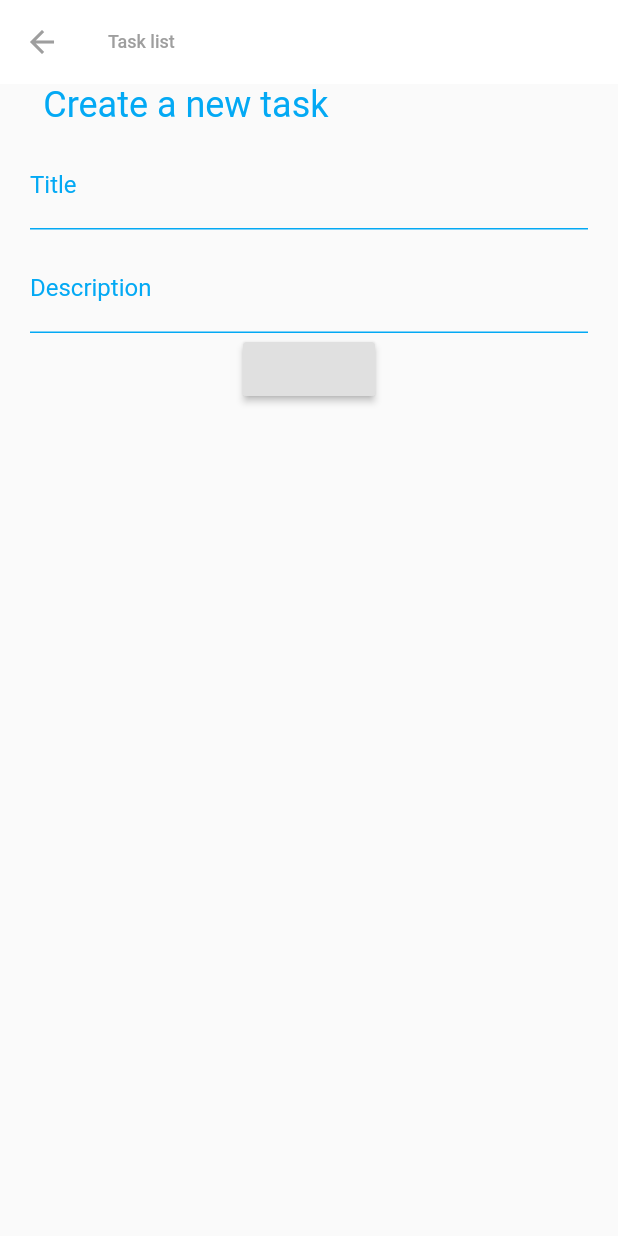
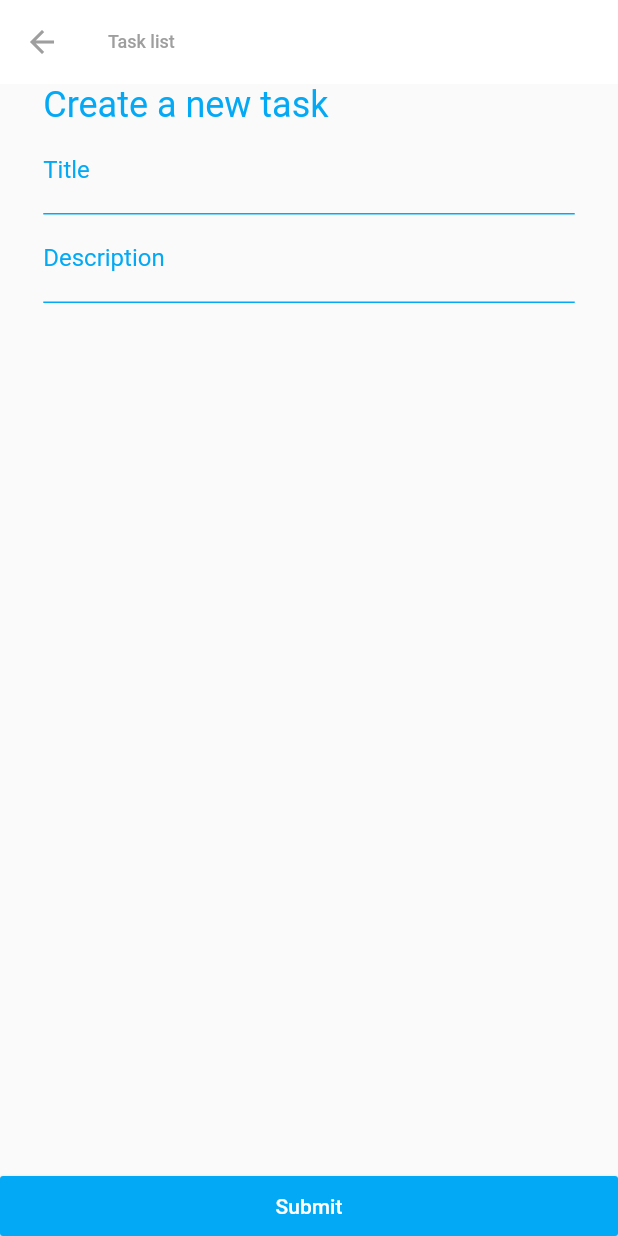
Before and after one commit to originalmattrandall/TaskManager, a Flutter app: the CreateTask screen opened by its route, on a phone screen of 412 x 824 dp. Run offline on Flutter 3.47's test engine with Material 2 defaults, Android fonts, the phone set to English and light mode, and no system bars; our stand-ins replace flutter_slidable, rxdart, sqflite; accounts and stored records are empty.

Commit message:
ui updates and project clean up

```diff
--- a/task_manager/lib/routes.dart
+++ b/task_manager/lib/routes.dart
@@ -1,6 +1,5 @@
 import 'package:flutter/material.dart';
 import 'package:task_manager/ui/screens/createtask/create_task.dart';
-import 'package:task_manager/ui/screens/home/home_list.dart';
 import 'package:task_manager/ui/screens/home/main_page.dart';
 
 class Routes {
--- a/task_manager/lib/ui/screens/createtask/create_task.dart
+++ b/task_manager/lib/ui/screens/createtask/create_task.dart
@@ -1,7 +1,5 @@
 import 'package:flutter/material.dart';
-import 'package:task_manager/ui/widgets/general/search_bar.dart';
-import 'package:task_manager/ui/widgets/general/mainmenu/menu_drawer.dart';
-import 'package:task_manager/ui/widgets/task/task_create_form.dart';
+import 'package:task_manager/ui/widgets/task/create_task_form.dart';
 
 class CreateTask extends StatefulWidget {
   CreateTask({Key key}) : super(key: key);
@@ -12,9 +10,6 @@ class CreateTask extends StatefulWidget {
 class _CreateTaskState extends State<CreateTask> {
   @override
   Widget build(BuildContext context) {
-
-    final double outerContainerWidth = MediaQuery.of(context).size.width*0.86;
-
     return SafeArea(
       child: Scaffold(
         appBar: AppBar(
@@ -31,28 +26,8 @@ class _CreateTaskState extends State<CreateTask> {
           elevation: 0.0,
           backgroundColor: Colors.white,
         ),
-        body: Scaffold(
-          //backgroundColor: Theme.of(context).primaryColor,
-          body: SingleChildScrollView(
-            child: Column(
-            children: [
-              Container(
-                width: outerContainerWidth,
-                alignment: Alignment.centerLeft,
-                child: Text(
-                  "Create a new task",
-                  style: TextStyle(
-                    color: Colors.lightBlue,
-                    fontSize: 24,
-                  ),
-                ),
-              ),
-              TaskCreateForm(),
-            ],
-          ),
-          ),
+        body: CreateTaskForm(),
         ),
-      ),
     );
   }
 }
--- a/task_manager/lib/ui/widgets/general/filter_dropdown.dart
+++ b/task_manager/lib/ui/widgets/general/filter_dropdown.dart
@@ -1,5 +1,4 @@
 import 'package:flutter/material.dart';
-import 'package:task_manager/ui/ui_colors.dart';
 
 class FilterDropdown extends StatefulWidget {
   FilterDropdown({Key key}) : super(key: key);
--- /dev/null
+++ b/task_manager/lib/ui/widgets/task/create_task_form.dart
@@ -0,0 +1,134 @@
+
+import 'package:flutter/material.dart';
+import 'package:task_manager/data/bloc/task_bloc.dart';
+import 'package:task_manager/data/models/task.dart';
+
+class CreateTaskForm extends StatefulWidget {
+  CreateTaskForm({Key key}) : super(key: key);
+
+  _CreateTaskFormState createState() => _CreateTaskFormState();
+}
+
+class _CreateTaskFormState extends State<CreateTaskForm> {
+
+  final _formKey = GlobalKey<FormState>();
+  final _titleController = TextEditingController();
+  final _descriptionController = TextEditingController();
+
+  UnderlineInputBorder underLineBorder = const UnderlineInputBorder(
+    borderSide: BorderSide(
+      color: Colors.lightBlue
+    )
+  );
+
+  @override
+  Widget build(BuildContext context) {
+
+    final double outerContainerWidth = MediaQuery.of(context).size.width*0.86;
+
+    return Scaffold(
+      body: SingleChildScrollView(
+        child: Center(
+          child: Container(
+            width: outerContainerWidth,
+            child: Column(
+              children: [
+                Container(
+                  alignment: Alignment.centerLeft,
+                  child: Text(
+                    "Create a new task",
+                    style: TextStyle(
+                      color: Colors.lightBlue,
+                      fontSize: 24,
+                    ),
+                  ),
+                ),
+                Form(
+                  key: _formKey,
+                  child: Column(
+                    children: [
+                      TextFormField(
+                        controller: _titleController,
+                        style: TextStyle(
+                          color: Colors.lightBlue,
+                          decoration: TextDecoration.none
+                        ),
+                        decoration: InputDecoration(
+                          labelStyle: TextStyle(color: Colors.lightBlue),
+                          hintStyle: TextStyle(color: Colors.lightBlue[100]),
+                          labelText: "Title",
+                          hintText: "Title of the Task",
+                          enabledBorder: underLineBorder,
+                          focusedBorder: underLineBorder,
+                          errorBorder: underLineBorder,
+                          focusedErrorBorder: underLineBorder
+                        ),
+                        validator: (value) {
+                          if (value.isEmpty) {
+                            return "Please enter a title";
+                          }
+                          return null;
+                        },
+                      ),
+                      Padding(
+                        padding: EdgeInsets.fromLTRB(0, 0, 0, 0),
+                        child: TextFormField(
+                          minLines: 1,
+                          maxLines: 6,
+                          controller: _descriptionController,
+                          style: TextStyle(
+                            color: Colors.lightBlue,
+                            decoration: TextDecoration.none
+                          ),
+                          decoration: InputDecoration(
+                          labelStyle: TextStyle(color: Colors.lightBlue),
+                          hintStyle: TextStyle(color: Colors.lightBlue[100]),
+                            labelText: "Description",
+                            hintText: "Descrption of the task",
+                            enabledBorder: underLineBorder,
+                            focusedBorder: underLineBorder,
+                            errorBorder: underLineBorder,
+                            focusedErrorBorder: underLineBorder
+                          ),
+                          validator: (value) {
+                            if (value.isEmpty) {
+                              return "Please enter a description";
+                            }
+                            return null;
+                          },
+                        ),
+                      ),
+                    ],
+                  ),
+                ),
+              ],
+            ),
+          ),
+        ),
+      ),
+      bottomNavigationBar: SizedBox(
+        width: double.infinity,
+        height: 40,
+        child: MaterialButton(
+          color: Colors.lightBlue,
+          textColor: Colors.white,
+          onPressed: () {
+            if(_formKey.currentState.validate()){
+              TaskModel insertThisTask = TaskModel(
+                name: _titleController.text,
+                description: _descriptionController.text,
+              );
+              taskBloc.insertSingleTask(insertThisTask);
+              _titleController.clear();
+              _descriptionController.clear();
+              Navigator.pop(context);
+            }
+          },
+          child: Text(
+            "Submit"
+          ),
+        ),
+      ),
+    );
+  }
+}
--- a/task_manager/lib/ui/widgets/task/task_create_form.dart
+++ /dev/null
@@ -1,109 +0,0 @@
-
-import 'package:flutter/material.dart';
-import 'package:task_manager/data/bloc/task_bloc.dart';
-import 'package:task_manager/data/models/task.dart';
-
-class TaskCreateForm extends StatefulWidget {
-  TaskCreateForm({Key key}) : super(key: key);
-
-  _TaskCreateFormState createState() => _TaskCreateFormState();
-}
-
-class _TaskCreateFormState extends State<TaskCreateForm> {
-
-  final _formKey = GlobalKey<FormState>();
-
-  final _titleController = TextEditingController();
-  final _descriptionController = TextEditingController();
-
-  UnderlineInputBorder underLineBorder = const UnderlineInputBorder(
-    borderSide: BorderSide(
-      color: Colors.lightBlue
-    )
-  );
-
-  @override
-  Widget build(BuildContext context) {
-    return Material(
-      child: Container(
-        child: Padding(
-          padding: EdgeInsets.fromLTRB(20, 10, 20, 10),
-          child: Form(
-            key: _formKey,
-            child: Column(
-              children: [
-                TextFormField(
-                  controller: _titleController,
-                  style: TextStyle(
-                    color: Colors.lightBlue,
-                    decoration: TextDecoration.none
-                  ),
-                  decoration: InputDecoration(
-                    labelStyle: TextStyle(color: Colors.lightBlue),
-                    hintStyle: TextStyle(color: Colors.lightBlue[100]),
-                    labelText: "Title",
-                    hintText: "Title of the Task",
-                    enabledBorder: underLineBorder,
-                    focusedBorder: underLineBorder,
-                    errorBorder: underLineBorder,
-                    focusedErrorBorder: underLineBorder
-                  ),
-                  validator: (value) {
-                    if (value.isEmpty) {
-                      return "Please enter a title";
-                    }
-                    return null;
-                  },
-                ),
-                Padding(
-                  padding: EdgeInsets.fromLTRB(0, 10, 0, 0),
-                  child: TextFormField(
-                    controller: _descriptionController,
-                    style: TextStyle(
-                      color: Colors.lightBlue,
-                      decoration: TextDecoration.none
-                    ),
-                    decoration: InputDecoration(
-                    labelStyle: TextStyle(color: Colors.lightBlue),
-                    hintStyle: TextStyle(color: Colors.lightBlue[100]),
-                      labelText: "Description",
-                      hintText: "Descrption of the task",
-                      enabledBorder: underLineBorder,
-                      focusedBorder: underLineBorder,
-                      errorBorder: underLineBorder,
-                      focusedErrorBorder: underLineBorder
-                    ),
-                    validator: (value) {
-                      if (value.isEmpty) {
-                        return "Please enter a description";
-                      }
-                      return null;
-                    },
-                  ),
-                ),
-                // Another textfield for description
-                RaisedButton(
-                  onPressed: () {
-                    if(_formKey.currentState.validate()){
-                      TaskModel insertThisTask = TaskModel(
-                        name: _titleController.text,
-                        description: _descriptionController.text,
-                      );
-                      taskBloc.insertSingleTask(insertThisTask);
-                      _titleController.clear();
-                      _descriptionController.clear();
-                      Navigator.pop(context);
-                    }
-                  },
-                ),
-                Container(
-
-                )
-              ],
-            ),
-            ),
-          ),
-        ),
-    );
-  }
-}
```
Also changed, not shown: task_manager/lib/ui/screens/home/home_list.dart (deleted, +0 -40 lines), task_manager/lib/ui/ui_colors.dart (deleted, +0 -41 lines), task_manager/lib/ui/widgets/general/card_menu_button.dart (deleted, +0 -29 lines), task_manager/lib/ui/widgets/general/mainmenu/menu_drawer.dart (deleted, +0 -74 lines), task_manager/lib/ui/widgets/general/mainmenu/menu_item.dart (deleted, +0 -43 lines), task_manager/lib/ui/widgets/general/search_bar.dart (deleted, +0 -33 lines), task_manager/lib/ui/widgets/task/taskcard/single_task_slidable.dart (+9 -6 lines), task_manager/lib/ui/widgets/task/taskcard/task_card.dart (deleted, +0 -144 lines).
